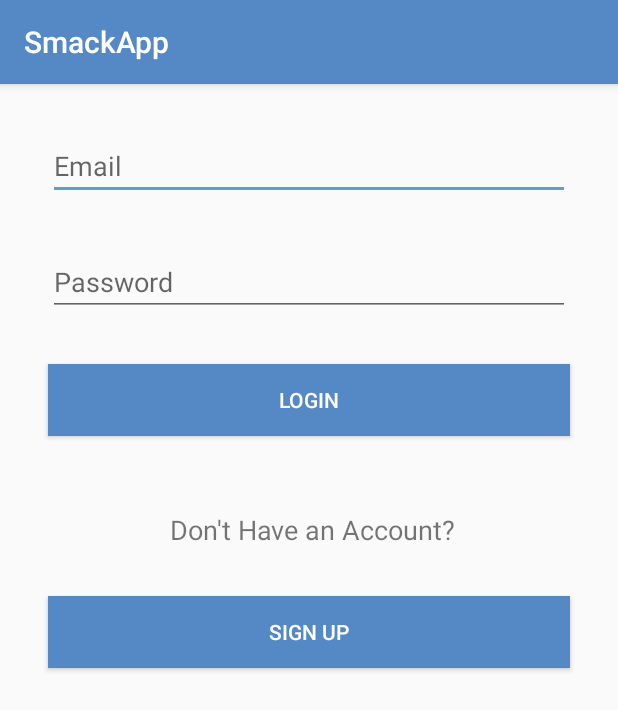
After one commit to iOSMobileBrian/SmackApp, an Android app: the LoginActivity screen opened directly, with no data from a screen before it, on a phone screen of 412 x 824 dp. The commit adds this screen. Shown: the top 710 px of the screen. Run offline under Robolectric (Android 15) with nearby library versions, the phone set to English and light mode, and no system bars.

Commit message:
Login Activity UI Created

```diff
--- a/app/build.gradle
+++ b/app/build.gradle
@@ -24,7 +24,7 @@ android {
 
 dependencies {
     implementation fileTree(dir: 'libs', include: ['*.jar'])
-    implementation"org.jetbrains.kotlin:kotlin-stdlib-jdk7:$kotlin_version"
+    implementation "org.jetbrains.kotlin:kotlin-stdlib-jdk7:$kotlin_version"
     implementation 'com.android.support:appcompat-v7:28.0.0'
     implementation 'com.android.support:design:28.0.0'
     implementation 'com.android.support.constraint:constraint-layout:1.1.3'
--- a/app/src/main/AndroidManifest.xml
+++ b/app/src/main/AndroidManifest.xml
@@ -1,6 +1,6 @@
 <?xml version="1.0" encoding="utf-8"?>
 <manifest xmlns:android="http://schemas.android.com/apk/res/android"
-          package="com.example.smackapp">
+        package="com.example.smackapp">
 
     <application
             android:allowBackup="true"
@@ -8,14 +8,15 @@
             android:label="@string/app_name"
             android:supportsRtl="true"
             android:theme="@style/AppTheme">
+        <activity android:name=".LoginActivity"></activity>
         <activity
                 android:name=".MainActivity"
                 android:label="@string/app_name"
                 android:theme="@style/AppTheme.NoActionBar">
             <intent-filter>
-                <action android:name="android.intent.action.MAIN"/>
+                <action android:name="android.intent.action.MAIN" />
 
-                <category android:name="android.intent.category.LAUNCHER"/>
+                <category android:name="android.intent.category.LAUNCHER" />
             </intent-filter>
         </activity>
     </application>
--- /dev/null
+++ b/app/src/main/java/com/example/smackapp/LoginActivity.kt
@@ -0,0 +1,23 @@
+package com.example.smackapp
+
+import android.support.v7.app.AppCompatActivity
+import android.os.Bundle
+import android.view.View
+
+class LoginActivity : AppCompatActivity() {
+
+    override fun onCreate(savedInstanceState: Bundle?) {
+        super.onCreate(savedInstanceState)
+        setContentView(R.layout.activity_login)
+    }
+
+    fun loginUserBtnClicked(view: View){
+
+
+    }
+
+    fun userSignupBtnClicked(view: View){
+
+
+    }
+}
--- a/app/src/main/java/com/example/smackapp/MainActivity.kt
+++ b/app/src/main/java/com/example/smackapp/MainActivity.kt
@@ -1,5 +1,6 @@
 package com.example.smackapp
 
+import android.content.Intent
 import android.os.Bundle
 import android.support.design.widget.Snackbar
 import android.support.design.widget.NavigationView
@@ -41,6 +42,9 @@ class MainActivity : AppCompatActivity() {
 
     fun loginBtnNavClicked(view: View){
 
+        val loginIntent = Intent(this,LoginActivity::class.java)
+        startActivity(loginIntent)
+
 
     }
 
@@ -50,7 +54,7 @@ class MainActivity : AppCompatActivity() {
     }
 
 
-    fun sewndMsgBtnClicked(view: View){
+    fun sendMsgBtnClicked(view: View){
 
 
     }
--- /dev/null
+++ b/app/src/main/res/layout/activity_login.xml
@@ -0,0 +1,77 @@
+<?xml version="1.0" encoding="utf-8"?>
+<android.support.constraint.ConstraintLayout xmlns:android="http://schemas.android.com/apk/res/android"
+        xmlns:app="http://schemas.android.com/apk/res-auto"
+        xmlns:tools="http://schemas.android.com/tools"
+        android:layout_width="match_parent"
+        android:layout_height="match_parent"
+        tools:context=".LoginActivity">
+
+    <EditText
+            android:id="@+id/loginEmailTextfield"
+            android:layout_width="0dp"
+            android:layout_height="wrap_content"
+            android:layout_marginStart="32dp"
+            android:layout_marginTop="32dp"
+            android:layout_marginEnd="32dp"
+            android:ems="10"
+            android:hint="Email"
+            android:inputType="textPersonName"
+            app:layout_constraintEnd_toEndOf="parent"
+            app:layout_constraintStart_toStartOf="parent"
+            app:layout_constraintTop_toTopOf="parent" />
+
+    <EditText
+            android:id="@+id/loginPwdTextfield"
+            android:layout_width="0dp"
+            android:layout_height="wrap_content"
+            android:layout_marginStart="32dp"
+            android:layout_marginTop="32dp"
+            android:layout_marginEnd="32dp"
+            android:ems="10"
+            android:hint="Password"
+            android:inputType="textPassword"
+            app:layout_constraintEnd_toEndOf="parent"
+            app:layout_constraintStart_toStartOf="parent"
+            app:layout_constraintTop_toBottomOf="@+id/loginEmailTextfield" />
+
+    <Button
+            android:id="@+id/loginUserBtn"
+            android:layout_width="0dp"
+            android:layout_height="wrap_content"
+            android:layout_marginStart="32dp"
+            android:layout_marginTop="32dp"
+            android:layout_marginEnd="32dp"
+            android:background="@color/colorPrimary"
+            android:onClick="loginUserBtnClicked"
+            android:text="Login"
+            android:textColor="@android:color/white"
+            app:layout_constraintEnd_toEndOf="parent"
+            app:layout_constraintStart_toStartOf="parent"
+            app:layout_constraintTop_toBottomOf="@+id/loginPwdTextfield" />
+
+    <TextView
+            android:id="@+id/textView"
+            android:layout_width="wrap_content"
+            android:layout_height="wrap_content"
+            android:layout_marginTop="50dp"
+            android:text=" Don't Have an Account?"
+            android:textSize="18sp"
+            app:layout_constraintEnd_toEndOf="parent"
+            app:layout_constraintStart_toStartOf="parent"
+            app:layout_constraintTop_toBottomOf="@+id/loginUserBtn" />
+
+    <Button
+            android:id="@+id/userSignupBtn"
+            android:layout_width="0dp"
+            android:layout_height="wrap_content"
+            android:layout_marginStart="32dp"
+            android:layout_marginTop="32dp"
+            android:layout_marginEnd="32dp"
+            android:background="@color/colorPrimary"
+            android:onClick="userSignupBtnClicked"
+            android:text="Sign Up"
+            android:textColor="@android:color/white"
+            app:layout_constraintEnd_toEndOf="parent"
+            app:layout_constraintStart_toStartOf="parent"
+            app:layout_constraintTop_toBottomOf="@+id/textView" />
+</android.support.constraint.ConstraintLayout>
--- a/app/src/main/res/layout/content_main.xml
+++ b/app/src/main/res/layout/content_main.xml
@@ -43,12 +43,12 @@
             android:layout_marginEnd="8dp"
             android:layout_marginBottom="8dp"
             android:background="@android:color/transparent"
-            android:onClick="sewndMsgBtnClicked"
+            android:contentDescription="@string/todo"
+            android:onClick="sendMsgBtnClicked"
             android:tint="@color/colorPrimaryDark"
             app:layout_constraintBottom_toBottomOf="parent"
             app:layout_constraintEnd_toEndOf="@+id/messageTextField"
-            app:srcCompat="@drawable/ic_menu_send"
-            android:contentDescription="@string/todo" />
+            app:srcCompat="@drawable/ic_menu_send" />
 
     <android.support.v7.widget.RecyclerView
             android:id="@+id/messageListView"
```
